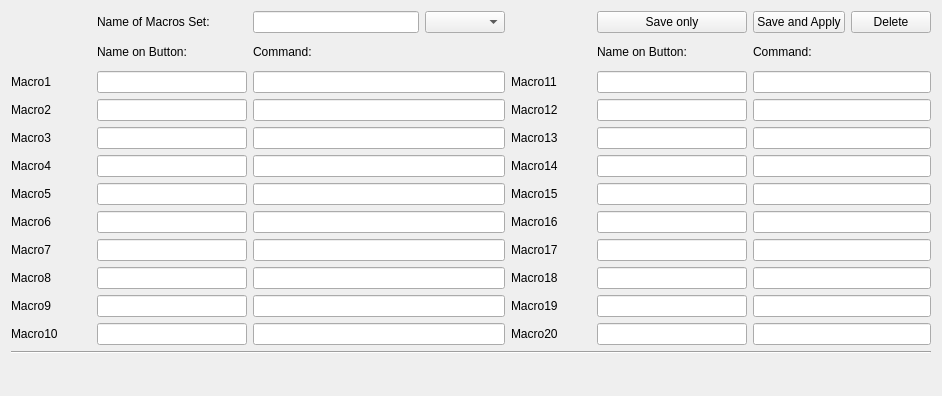
Above: Macros.ui from notiel/OstrannaTerminal before the change. Below: the same form after it.
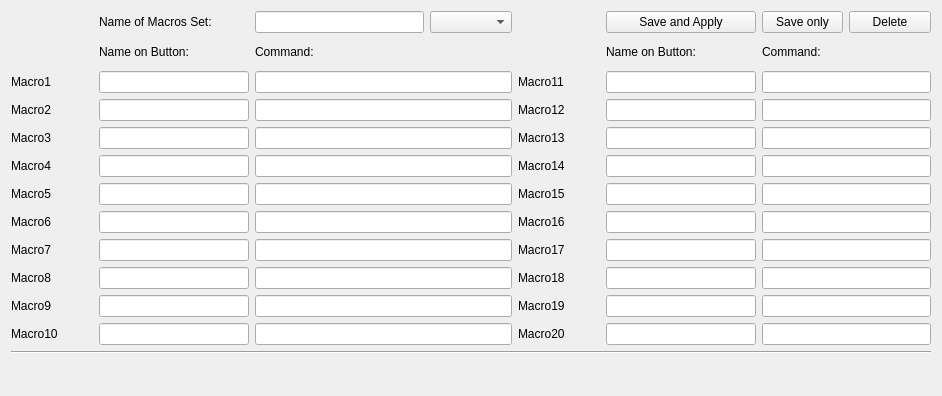
That is the form after the change. Icons and pictures are not drawn.

The edit to the form file:
```diff
--- a/Macros.ui
+++ b/Macros.ui
@@ -477,19 +477,23 @@
     <widget class="QLineEdit" name="LineCommand16"/>
    </item>
    <item row="0" column="7">
-    <widget class="QPushButton" name="BtnAll">
-     <property name="text">
-      <string>Save and Apply</string>
-     </property>
-    </widget>
-   </item>
-   <item row="0" column="6">
     <widget class="QPushButton" name="BtnSave">
      <property name="text">
       <string>Save only</string>
      </property>
     </widget>
    </item>
+   <item row="0" column="6">
+    <widget class="QPushButton" name="BtnAll">
+     <property name="text">
+      <string>Save and Apply</string>
+     </property>
+     <property name="icon">
+      <iconset resource="logo.qrc">
+       <normaloff>:/Save/icon/floppy.ico</normaloff>:/Save/icon/floppy.ico</iconset>
+     </property>
+    </widget>
+   </item>
   </layout>
  </widget>
  <tabstops>
```
Left out of the diff: 6 changed lines with no effect on the pictures.
